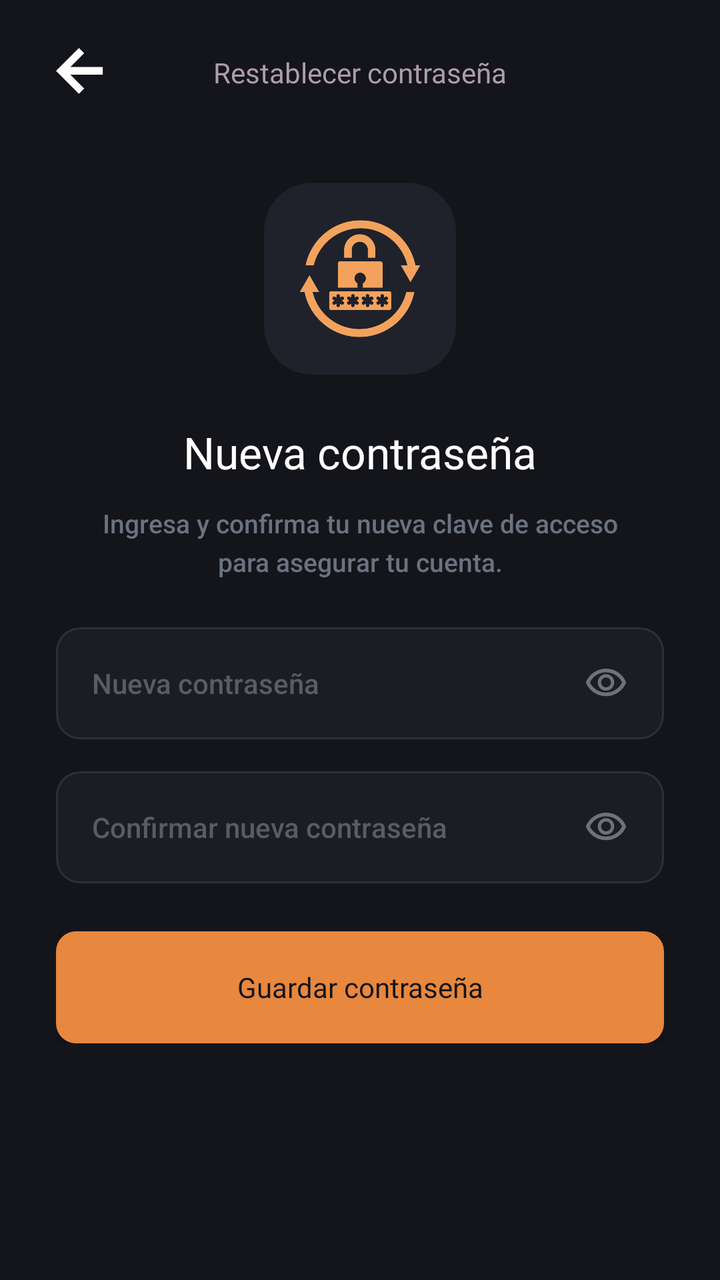
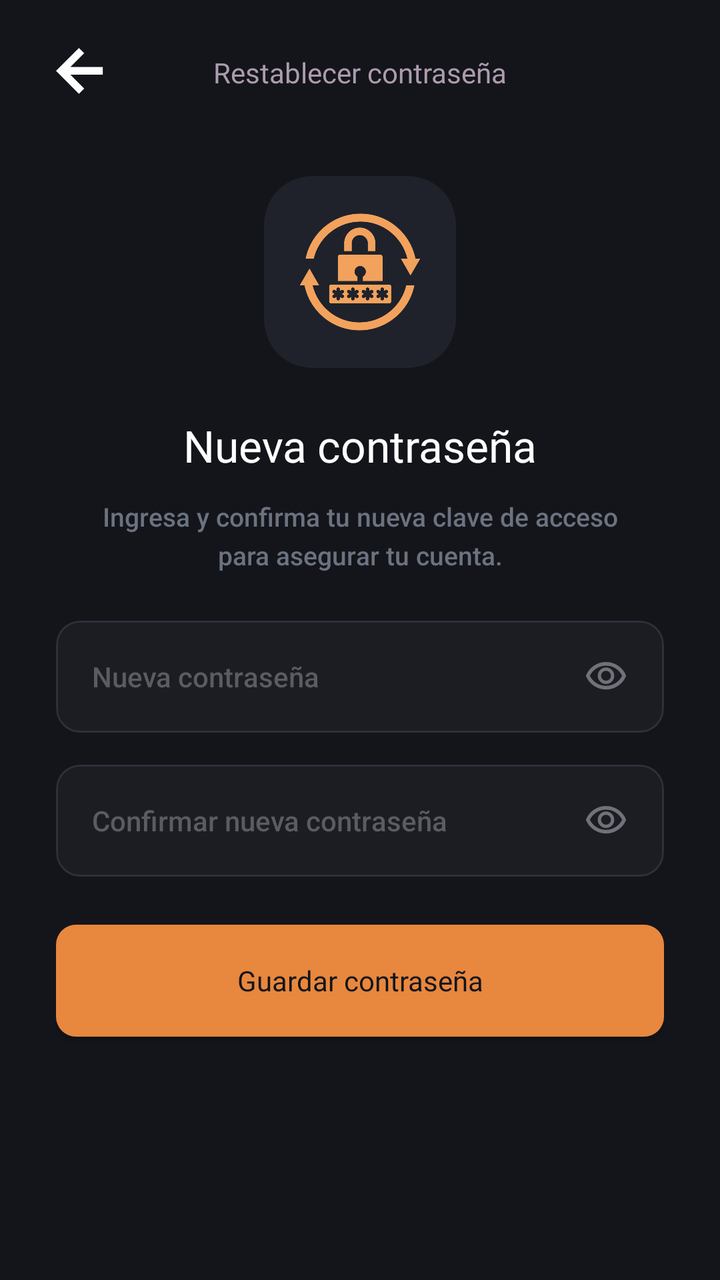

Two renders of the same Android screen: before a commit and after it. Below are the layout's source before the change and the commit's diff.
<!-- AndroidManifest.xml: application theme Theme.MyApplication -->
<!-- res/layout/activity_reset_password.xml -->
<?xml version="1.0" encoding="utf-8"?>
<androidx.constraintlayout.widget.ConstraintLayout xmlns:android="http://schemas.android.com/apk/res/android"
    xmlns:app="http://schemas.android.com/apk/res-auto"
    android:layout_width="match_parent"
    android:layout_height="match_parent"
    android:background="#14151A"
    android:paddingHorizontal="28dp"
    android:paddingTop="24dp"
    android:paddingBottom="36dp">

    
    <ImageView
        android:id="@+id/btnBack"
        android:layout_width="24dp"
        android:layout_height="24dp"
        android:clickable="true"
        android:focusable="true"
        android:src="@drawable/flecha"
        app:layout_constraintStart_toStartOf="parent"
        app:layout_constraintTop_toTopOf="parent"
        app:tint="#FFFFFF" />

    
    <TextView
        android:layout_width="wrap_content"
        android:layout_height="wrap_content"
        android:fontFamily="@font/inter_bold"
        android:text="Restablecer contraseña"
        android:textColor="#AC9CAF"
        android:textSize="14sp"
        app:layout_constraintBottom_toBottomOf="@id/btnBack"
        app:layout_constraintEnd_toEndOf="parent"
        app:layout_constraintStart_toStartOf="parent"
        app:layout_constraintTop_toTopOf="@id/btnBack" />

    
    <LinearLayout
        android:layout_width="match_parent"
        android:layout_height="wrap_content"
        android:gravity="center"
        android:orientation="vertical"
        app:layout_constraintBottom_toBottomOf="parent"
        app:layout_constraintEnd_toEndOf="parent"
        app:layout_constraintStart_toStartOf="parent"
        app:layout_constraintTop_toTopOf="parent"
        app:layout_constraintVertical_bias="0.45">

        
        <com.google.android.material.card.MaterialCardView
            android:layout_width="96dp"
            android:layout_height="96dp"
            app:cardBackgroundColor="#1F222B"
            app:cardCornerRadius="24dp"
            app:cardElevation="0dp"
            app:strokeWidth="0dp">

            <ImageView
                android:layout_width="64dp"
                android:layout_height="64dp"
                android:layout_gravity="center"
                android:contentDescription="Icono de restablecimiento"
                android:src="@drawable/ic_reset_password"
                app:tint="#F2A25C" />
        </com.google.android.material.card.MaterialCardView>

        <TextView
            android:layout_width="wrap_content"
            android:layout_height="wrap_content"
            android:layout_marginTop="24dp"
            android:fontFamily="@font/inter_bold"
            android:text="Nueva contraseña"
            android:textColor="#FFFFFF"
            android:textSize="22sp" />

        <TextView
            android:layout_width="280dp"
            android:layout_height="wrap_content"
            android:layout_marginTop="12dp"
            android:fontFamily="sans-serif-medium"
            android:gravity="center"
            android:lineSpacingExtra="4dp"
            android:text="Ingresa y confirma tu nueva clave de acceso para asegurar tu cuenta."
            android:textColor="#6B7280"
            android:textSize="13sp" />

        
        <com.google.android.material.card.MaterialCardView
            android:layout_width="match_parent"
            android:layout_height="56dp"
            android:layout_marginTop="24dp"
            app:cardBackgroundColor="#1B1D22"
            app:cardCornerRadius="12dp"
            app:cardElevation="0dp"
            app:strokeColor="#2C303B"
            app:strokeWidth="1dp">

            <RelativeLayout
                android:layout_width="match_parent"
                android:layout_height="match_parent"
                android:paddingHorizontal="18dp">

                <EditText
                    android:id="@+id/etNewPassword"
                    android:layout_width="match_parent"
                    android:layout_height="match_parent"
                    android:layout_toStartOf="@id/ivTogglePassword1"
                    android:background="@null"
                    android:fontFamily="sans-serif-medium"
                    android:hint="Nueva contraseña"
                    android:inputType="textPassword"
                    android:textColor="#FFFFFF"
                    android:textColorHint="#5A5C62"
                    android:textSize="14sp" />

                <ImageView
                    android:id="@+id/ivTogglePassword1"
                    android:layout_width="22dp"
                    android:layout_height="22dp"
                    android:layout_alignParentEnd="true"
                    android:layout_centerVertical="true"
                    android:contentDescription="Mostrar contraseña"
                    android:src="@drawable/ojo" />
            </RelativeLayout>
        </com.google.android.material.card.MaterialCardView>

        
        <com.google.android.material.card.MaterialCardView
            android:layout_width="match_parent"
            android:layout_height="56dp"
            android:layout_marginTop="16dp"
            app:cardBackgroundColor="#1B1D22"
            app:cardCornerRadius="12dp"
            app:cardElevation="0dp"
            app:strokeColor="#2C303B"
            app:strokeWidth="1dp">

            <RelativeLayout
                android:layout_width="match_parent"
                android:layout_height="match_parent"
                android:paddingHorizontal="18dp">

                <EditText
                    android:id="@+id/etConfirmPassword"
                    android:layout_width="match_parent"
                    android:layout_height="match_parent"
                    android:layout_toStartOf="@id/ivTogglePassword2"
                    android:background="@null"
                    android:fontFamily="sans-serif-medium"
                    android:hint="Confirmar nueva contraseña"
                    android:inputType="textPassword"
                    android:textColor="#FFFFFF"
                    android:textColorHint="#5A5C62"
                    android:textSize="14sp" />

                <ImageView
                    android:id="@+id/ivTogglePassword2"
                    android:layout_width="22dp"
                    android:layout_height="22dp"
                    android:layout_alignParentEnd="true"
                    android:layout_centerVertical="true"
                    android:contentDescription="Mostrar contraseña"
                    android:src="@drawable/ojo" />
            </RelativeLayout>
        </com.google.android.material.card.MaterialCardView>

        
        <androidx.appcompat.widget.AppCompatButton
            android:id="@+id/btnSavePassword"
            android:layout_width="match_parent"
            android:layout_height="56dp"
            android:layout_marginTop="24dp"
            android:background="@drawable/bg_primary_button"
            android:fontFamily="@font/inter_bold"
            android:text="Guardar contraseña"
            android:textAllCaps="false"
            android:textColor="#14151A"
            android:textSize="14sp"
            app:backgroundTint="@null" />

    </LinearLayout>

</androidx.constraintlayout.widget.ConstraintLayout>
<!-- resources referenced by this layout -->
<resources>
  <!-- drawable bg_primary_button (drawable) -->
  <?xml version="1.0" encoding="utf-8"?>
  <shape xmlns:android="http://schemas.android.com/apk/res/android"
      android:shape="rectangle">
      <corners android:radius="10dp" />
      <solid android:color="#E8873E" />
  </shape>
  <!-- drawable flecha (drawable) -->
  <vector xmlns:android="http://schemas.android.com/apk/res/android"
      android:width="15dp"
      android:height="15dp"
      android:viewportWidth="15"
      android:viewportHeight="15">
    <path
        android:pathData="M7.159,14.318L0,7.159L7.159,-0L8.807,1.633L4.482,5.959H14.616V8.359H4.482L8.807,12.677L7.159,14.318Z"
        android:fillColor="#9A9A9A"/>
  </vector>
  <!-- drawable ic_reset_password: png bitmap (drawable, 18377 bytes) -->
  <!-- drawable ojo (drawable) -->
  <vector xmlns:android="http://schemas.android.com/apk/res/android"
      android:width="24dp"
      android:height="24dp"
      android:viewportWidth="960"
      android:viewportHeight="960">
    <path
        android:pathData="M607.5,587.5Q660,535 660,460t-52.5,-127.5Q555,280 480,280t-127.5,52.5Q300,385 300,460t52.5,127.5Q405,640 480,640t127.5,-52.5ZM403.5,536.5Q372,505 372,460t31.5,-76.5Q435,352 480,352t76.5,31.5Q588,415 588,460t-31.5,76.5Q525,568 480,568t-76.5,-31.5ZM214,678.5Q94,597 40,460q54,-137 174,-218.5T480,160q146,0 266,81.5T920,460q-54,137 -174,218.5T480,760q-146,0 -266,-81.5ZM480,460ZM687.5,620.5Q782,561 832,460q-50,-101 -144.5,-160.5T480,240q-113,0 -207.5,59.5T128,460q50,101 144.5,160.5T480,680q113,0 207.5,-59.5Z"
        android:fillColor="#71717A"/>
  </vector>
  <style name="Theme.MyApplication" parent="Base.Theme.MyApplication" />
  <style name="Base.Theme.MyApplication" parent="Theme.Material3.DayNight.NoActionBar">
          <item name="android:windowBackground">#000000</item>
      </style>
</resources>

<!-- the commit's change to res/layout/activity_reset_password.xml (unified diff, before → after) -->
@@ -22,6 +22,7 @@
 
     
     <TextView
+        android:id="@+id/tvTopTitle"
         android:layout_width="wrap_content"
         android:layout_height="wrap_content"
         android:fontFamily="@font/inter_bold"
@@ -34,149 +35,161 @@
         app:layout_constraintTop_toTopOf="@id/btnBack" />
 
     
-    <LinearLayout
-        android:layout_width="match_parent"
-        android:layout_height="wrap_content"
-        android:gravity="center"
-        android:orientation="vertical"
+    <ScrollView
+        android:id="@+id/scrollResetContent"
+        android:layout_width="0dp"
+        android:layout_height="0dp"
+        android:layout_marginTop="16dp"
+        android:clipToPadding="false"
+        android:fillViewport="true"
+        android:overScrollMode="ifContentScrolls"
         app:layout_constraintBottom_toBottomOf="parent"
         app:layout_constraintEnd_toEndOf="parent"
         app:layout_constraintStart_toStartOf="parent"
-        app:layout_constraintTop_toTopOf="parent"
-        app:layout_constraintVertical_bias="0.45">
+        app:layout_constraintTop_toBottomOf="@id/btnBack">
 
         
-        <com.google.android.material.card.MaterialCardView
-            android:layout_width="96dp"
-            android:layout_height="96dp"
-            app:cardBackgroundColor="#1F222B"
-            app:cardCornerRadius="24dp"
-            app:cardElevation="0dp"
-            app:strokeWidth="0dp">
+        <LinearLayout
+            android:layout_width="match_parent"
+            android:layout_height="wrap_content"
+            android:gravity="center_horizontal"
+            android:orientation="vertical"
+            android:paddingTop="24dp"
+            android:paddingBottom="16dp">
 
-            <ImageView
-                android:layout_width="64dp"
-                android:layout_height="64dp"
-                android:layout_gravity="center"
-                android:contentDescription="Icono de restablecimiento"
-                android:src="@drawable/ic_reset_password"
-                app:tint="#F2A25C" />
-        </com.google.android.material.card.MaterialCardView>
+            
+            <com.google.android.material.card.MaterialCardView
+                android:layout_width="96dp"
+                android:layout_height="96dp"
+                app:cardBackgroundColor="#1F222B"
+                app:cardCornerRadius="24dp"
+                app:cardElevation="0dp"
+                app:strokeWidth="0dp">
 
-        <TextView
-            android:layout_width="wrap_content"
-            android:layout_height="wrap_content"
-            android:layout_marginTop="24dp"
-            android:fontFamily="@font/inter_bold"
-            android:text="Nueva contraseña"
-            android:textColor="#FFFFFF"
-            android:textSize="22sp" />
+                <ImageView
+                    android:layout_width="64dp"
+                    android:layout_height="64dp"
+                    android:layout_gravity="center"
+                    android:contentDescription="Icono de restablecimiento"
+                    android:src="@drawable/ic_reset_password"
+                    app:tint="#F2A25C" />
+            </com.google.android.material.card.MaterialCardView>
 
-        <TextView
-            android:layout_width="280dp"
-            android:layout_height="wrap_content"
-            android:layout_marginTop="12dp"
-            android:fontFamily="sans-serif-medium"
-            android:gravity="center"
-            android:lineSpacingExtra="4dp"
-            android:text="Ingresa y confirma tu nueva clave de acceso para asegurar tu cuenta."
-            android:textColor="#6B7280"
-            android:textSize="13sp" />
+            <TextView
+                android:layout_width="wrap_content"
+                android:layout_height="wrap_content"
+                android:layout_marginTop="24dp"
+                android:fontFamily="@font/inter_bold"
+                android:text="Nueva contraseña"
+                android:textColor="#FFFFFF"
+                android:textSize="22sp" />
 
-        
-        <com.google.android.material.card.MaterialCardView
-            android:layout_width="match_parent"
-            android:layout_height="56dp"
-            android:layout_marginTop="24dp"
-            app:cardBackgroundColor="#1B1D22"
-            app:cardCornerRadius="12dp"
-            app:cardElevation="0dp"
-            app:strokeColor="#2C303B"
-            app:strokeWidth="1dp">
+            <TextView
+                android:layout_width="280dp"
+                android:layout_height="wrap_content"
+                android:layout_marginTop="12dp"
+                android:fontFamily="sans-serif-medium"
+                android:gravity="center"
+                android:lineSpacingExtra="4dp"
+                android:text="Ingresa y confirma tu nueva clave de acceso para asegurar tu cuenta."
+                android:textColor="#6B7280"
+                android:textSize="13sp" />
 
-            <RelativeLayout
+            
+            <com.google.android.material.card.MaterialCardView
                 android:layout_width="match_parent"
-                android:layout_height="match_parent"
-                android:paddingHorizontal="18dp">
+                android:layout_height="56dp"
+                android:layout_marginTop="24dp"
+                app:cardBackgroundColor="#1B1D22"
+                app:cardCornerRadius="12dp"
+                app:cardElevation="0dp"
+                app:strokeColor="#2C303B"
+                app:strokeWidth="1dp">
 
-                <EditText
-                    android:id="@+id/etNewPassword"
+                <RelativeLayout
                     android:layout_width="match_parent"
                     android:layout_height="match_parent"
-                    android:layout_toStartOf="@id/ivTogglePassword1"
-                    android:background="@null"
-                    android:fontFamily="sans-serif-medium"
-                    android:hint="Nueva contraseña"
-                    android:inputType="textPassword"
-                    android:textColor="#FFFFFF"
-                    android:textColorHint="#5A5C62"
-                    android:textSize="14sp" />
+                    android:paddingHorizontal="18dp">
 
-                <ImageView
-                    android:id="@+id/ivTogglePassword1"
-                    android:layout_width="22dp"
-                    android:layout_height="22dp"
-                    android:layout_alignParentEnd="true"
-                    android:layout_centerVertical="true"
-                    android:contentDescription="Mostrar contraseña"
-                    android:src="@drawable/ojo" />
-            </RelativeLayout>
-        </com.google.android.material.card.MaterialCardView>
+                    <EditText
+                        android:id="@+id/etNewPassword"
+                        android:layout_width="match_parent"
+                        android:layout_height="match_parent"
+                        android:layout_toStartOf="@id/ivTogglePassword1"
+                        android:background="@null"
+                        android:fontFamily="sans-serif-medium"
+                        android:hint="Nueva contraseña"
+                        android:inputType="textPassword"
+                        android:textColor="#FFFFFF"
+                        android:textColorHint="#5A5C62"
+                        android:textSize="14sp" />
 
-        
-        <com.google.android.material.card.MaterialCardView
-            android:layout_width="match_parent"
-            android:layout_height="56dp"
-            android:layout_marginTop="16dp"
-            app:cardBackgroundColor="#1B1D22"
-            app:cardCornerRadius="12dp"
-            app:cardElevation="0dp"
-            app:strokeColor="#2C303B"
-            app:strokeWidth="1dp">
+                    <ImageView
+                        android:id="@+id/ivTogglePassword1"
+                        android:layout_width="22dp"
+                        android:layout_height="22dp"
+                        android:layout_alignParentEnd="true"
+                        android:layout_centerVertical="true"
+                        android:contentDescription="Mostrar contraseña"
+                        android:src="@drawable/ojo" />
+                </RelativeLayout>
+            </com.google.android.material.card.MaterialCardView>
 
-            <RelativeLayout
+            
+            <com.google.android.material.card.MaterialCardView
                 android:layout_width="match_parent"
-                android:layout_height="match_parent"
-                android:paddingHorizontal="18dp">
+                android:layout_height="56dp"
+                android:layout_marginTop="16dp"
+                app:cardBackgroundColor="#1B1D22"
+                app:cardCornerRadius="12dp"
+                app:cardElevation="0dp"
+                app:strokeColor="#2C303B"
+                app:strokeWidth="1dp">
 
-                <EditText
-                    android:id="@+id/etConfirmPassword"
+                <RelativeLayout
                     android:layout_width="match_parent"
                     android:layout_height="match_parent"
-                    android:layout_toStartOf="@id/ivTogglePassword2"
-                    android:background="@null"
-                    android:fontFamily="sans-serif-medium"
-                    android:hint="Confirmar nueva contraseña"
-                    android:inputType="textPassword"
-                    android:textColor="#FFFFFF"
-                    android:textColorHint="#5A5C62"
-                    android:textSize="14sp" />
+                    android:paddingHorizontal="18dp">
 
-                <ImageView
-                    android:id="@+id/ivTogglePassword2"
-                    android:layout_width="22dp"
-                    android:layout_height="22dp"
-                    android:layout_alignParentEnd="true"
-                    android:layout_centerVertical="true"
-                    android:contentDescription="Mostrar contraseña"
-                    android:src="@drawable/ojo" />
-            </RelativeLayout>
-        </com.google.android.material.card.MaterialCardView>
+                    <EditText
+                        android:id="@+id/etConfirmPassword"
+                        android:layout_width="match_parent"
+                        android:layout_height="match_parent"
+                        android:layout_toStartOf="@id/ivTogglePassword2"
+                        android:background="@null"
+                        android:fontFamily="sans-serif-medium"
+                        android:hint="Confirmar nueva contraseña"
+                        android:inputType="textPassword"
+                        android:textColor="#FFFFFF"
+                        android:textColorHint="#5A5C62"
+                        android:textSize="14sp" />
 
-        
-        <androidx.appcompat.widget.AppCompatButton
-            android:id="@+id/btnSavePassword"
-            android:layout_width="match_parent"
-            android:layout_height="56dp"
-            android:layout_marginTop="24dp"
-            android:background="@drawable/bg_primary_button"
-            android:fontFamily="@font/inter_bold"
-            android:text="Guardar contraseña"
-            android:textAllCaps="false"
-            android:textColor="#14151A"
-            android:textSize="14sp"
-            app:backgroundTint="@null" />
+                    <ImageView
+                        android:id="@+id/ivTogglePassword2"
+                        android:layout_width="22dp"
+                        android:layout_height="22dp"
+                        android:layout_alignParentEnd="true"
+                        android:layout_centerVertical="true"
+                        android:contentDescription="Mostrar contraseña"
+                        android:src="@drawable/ojo" />
+                </RelativeLayout>
+            </com.google.android.material.card.MaterialCardView>
 
-    </LinearLayout>
+            
+            <androidx.appcompat.widget.AppCompatButton
+                android:id="@+id/btnSavePassword"
+                android:layout_width="match_parent"
+                android:layout_height="56dp"
+                android:layout_marginTop="24dp"
+                android:background="@drawable/bg_primary_button"
+                android:fontFamily="@font/inter_bold"
+                android:text="Guardar contraseña"
+                android:textAllCaps="false"
+                android:textColor="#14151A"
+                android:textSize="14sp"
+                app:backgroundTint="@null" />
+
+        </LinearLayout>
+    </ScrollView>
 
 </androidx.constraintlayout.widget.ConstraintLayout>
